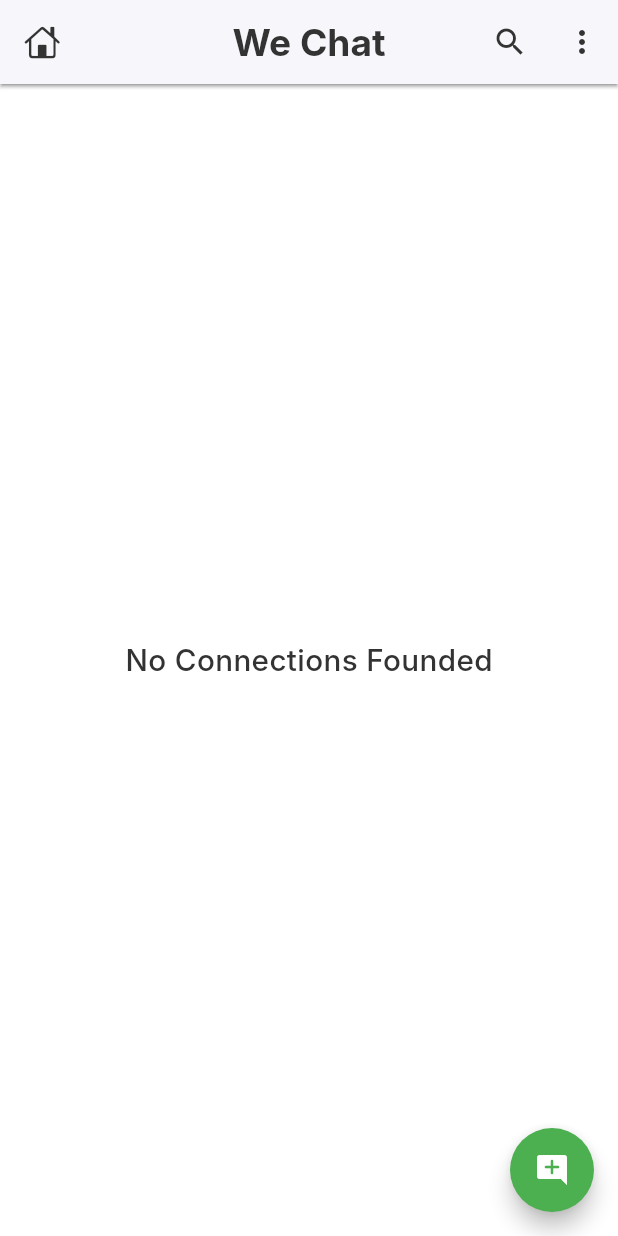
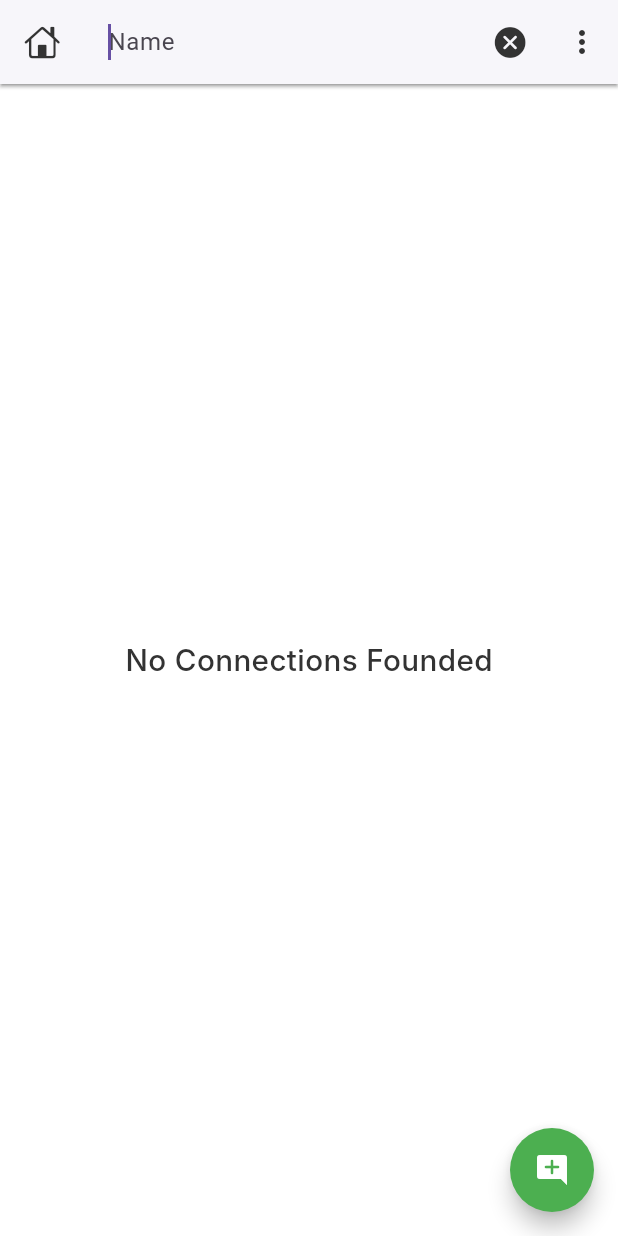
Before and after one commit to Mostafa-Salah10/we-chat, a Flutter app: the HomeView screen opened by its route, after a tap on the "search" icon, on a phone screen of 412 x 824 dp. Run offline on Flutter 3.47's test engine with Material 3 defaults, Android fonts, the phone set to English and light mode, and no system bars; our stand-ins replace cached_network_image, cloud_firestore, dartz, firebase_auth, firebase_core, flutter_animate and 4 more; accounts and stored records are empty; Roboto replaces fonts that are missing (Inter).

Commit message:
finish search button

```diff
--- a/lib/features/home/presentation/manager/home_service.dart
+++ b/lib/features/home/presentation/manager/home_service.dart
@@ -6,6 +6,9 @@ import 'package:flutter/material.dart';
 class HomeService with ChangeNotifier {
   final HomeRepo homeRepo;
   late UserModel user;
+  List<UserModel> users = [];
+  List<UserModel> filterList = [];
+  bool isSearch = false;
 
   HomeService({required this.homeRepo});
 
@@ -19,4 +22,21 @@ class HomeService with ChangeNotifier {
   Future<void> getCurrentUser() async {
     user = await homeRepo.getCurrentUser();
   }
+
+  void update(bool value) {
+    isSearch = value;
+    notifyListeners();
+  }
+
+  void search(String query) {
+    filterList.clear();
+    filterList =
+        users
+            .where(
+              (element) =>
+                  element.name.toLowerCase().contains(query.toLowerCase()),
+            )
+            .toList();
+    notifyListeners();
+  }
 }
--- a/lib/features/home/presentation/screens/home_view.dart
+++ b/lib/features/home/presentation/screens/home_view.dart
@@ -13,12 +13,13 @@ class HomeView extends StatelessWidget {
 
   @override
   Widget build(BuildContext context) {
-    final homeSevice = context.read<HomeService>();
-    return Scaffold(
+    return Consumer<HomeService>(
+      builder:
+          (_, value, _) => Scaffold(
             floatingActionButton: _getFloatingActionButton(),
             appBar: CustomHomeAppBar(),
             body: StreamBuilder(
-        stream: homeSevice.getAllUsers(),
+              stream: value.getAllUsers(),
               builder: (context, snapshot) {
                 switch (snapshot.connectionState) {
                   case ConnectionState.none:
@@ -37,14 +38,23 @@ class HomeView extends StatelessWidget {
                               ),
                             )
                             .toList();
-              return _getUsersView(users, context);
+                    value.users.clear();
+                    value.users = List.from(users);
+                    return _getUsersView(users, value.filterList, context);
                 }
               },
+            ),
           ),
     );
   }
 
-  Widget _getUsersView(List<UserModel> users, BuildContext bx) {
+  Widget _getUsersView(
+    List<UserModel> users,
+    List<UserModel> filterList,
+    BuildContext bx,
+  ) {
+    final homeSevice = bx.read<HomeService>();
+
     return users.isEmpty
         ? Center(
           child: Text(
@@ -55,9 +65,14 @@ class HomeView extends StatelessWidget {
         : ListView.builder(
           padding: EdgeInsets.symmetric(vertical: SizeConfig.blockHeight * 1.8),
           physics: const BouncingScrollPhysics(),
-          itemCount: users.length,
+          itemCount: homeSevice.isSearch ? filterList.length : users.length,
           itemBuilder: (context, index) {
-            return CustomUserItem(userModel: users.elementAt(index));
+            return CustomUserItem(
+              userModel:
+                  homeSevice.isSearch
+                      ? filterList.elementAt(index)
+                      : users.elementAt(index),
+            );
           },
         );
   }
--- a/lib/features/home/presentation/widgets/custom_home_app_bar.dart
+++ b/lib/features/home/presentation/widgets/custom_home_app_bar.dart
@@ -13,16 +13,43 @@ class CustomHomeAppBar extends StatelessWidget implements PreferredSizeWidget {
 
   @override
   Widget build(BuildContext context) {
+    final homeSevice = context.read<HomeService>();
     return AppBar(
       leading: const Icon(CupertinoIcons.home),
       actions: [
-        IconButton(onPressed: () {}, icon: const Icon(Icons.search)),
+        homeSevice.isSearch
+            ? IconButton(
+              onPressed: () {
+                homeSevice.update(false);
+              },
+              icon: const Icon(CupertinoIcons.clear_circled_solid),
+            )
+            : IconButton(
+              onPressed: () {
+                homeSevice.update(true);
+              },
+              icon: const Icon(Icons.search),
+            ),
         _getPubupMenu(),
       ],
-      title: Text(
-        AppStrings.appName,
-        style: Theme.of(context).textTheme.headlineMedium,
-      ),
+      title:
+          homeSevice.isSearch
+              ? TextField(
+                decoration: InputDecoration(
+                  border: InputBorder.none,
+                  focusedBorder: InputBorder.none,
+                  enabledBorder: InputBorder.none,
+                  hintText: AppStrings.name,
+                ),
+                autofocus: true,
+                onChanged: (value) {
+                  homeSevice.search(value);
+                },
+              )
+              : Text(
+                AppStrings.appName,
+                style: Theme.of(context).textTheme.headlineMedium,
+              ),
     );
   }
 
--- a/lib/features/profile/presentation/screens/profile_view.dart
+++ b/lib/features/profile/presentation/screens/profile_view.dart
@@ -21,7 +21,9 @@ class ProfileView extends StatelessWidget {
         ),
       ),
 
-      body: Padding(
+      body: GestureDetector(
+        onTap: () => FocusScope.of(context).unfocus(),
+        child: Padding(
           padding: EdgeInsets.symmetric(
             horizontal: SizeConfig.screenWidth * 0.06,
           ),
@@ -38,6 +40,7 @@ class ProfileView extends StatelessWidget {
             ),
           ),
         ),
+      ),
     );
   }
 
```
Lines whose indentation alone changed are shown as unchanged.
